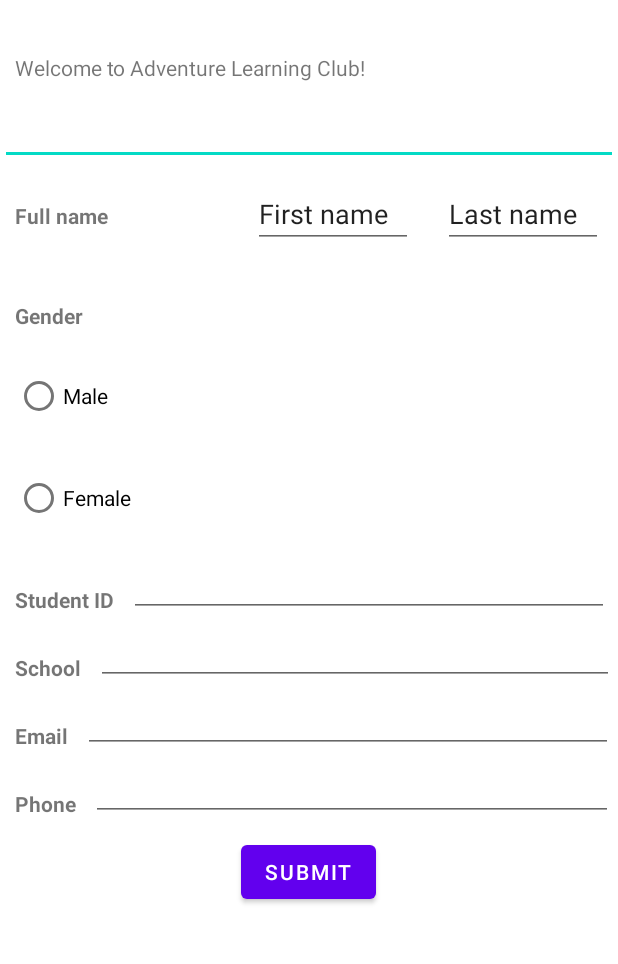
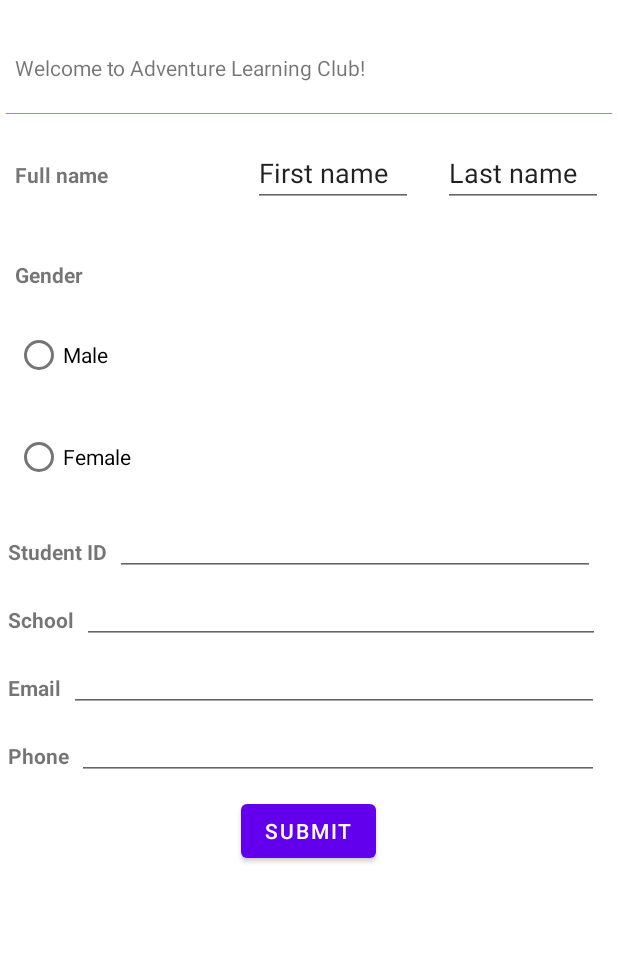
Before and after one commit to 20023837chloelau/L02_Registration_App_01, an Android app: the screen it shows after launch (MainActivity), on a phone screen of 412 x 824 dp, the part 166-1130 px from its top. Run offline under Robolectric (Android 15) with nearby library versions, the phone set to English and light mode, and no system bars.

```diff
--- a/app/src/main/res/layout/activity_main.xml
+++ b/app/src/main/res/layout/activity_main.xml
@@ -26,7 +26,7 @@
 
     <EditText
         android:layout_width="match_parent"
-        android:layout_height="wrap_content"
+        android:layout_height="18dp"
         android:gravity="center" />
 
     <LinearLayout
@@ -83,16 +83,16 @@
 
     <RadioButton
         android:id="@+id/radioButton1"
+        android:layout_width="wrap_content"
+        android:layout_height="wrap_content"
         android:layout_margin="10dp"
-        android:layout_width="82dp"
-        android:layout_height="wrap_content"
         android:text="Male" />
 
     <RadioButton
         android:id="@+id/radioButton2"
-        android:layout_margin="10dp"
         android:layout_width="wrap_content"
         android:layout_height="wrap_content"
+        android:layout_margin="10dp"
         android:text="Female" />
 
     <LinearLayout
@@ -102,9 +102,9 @@
         <TextView
             android:layout_width="wrap_content"
             android:layout_height="wrap_content"
-            android:layout_margin="10dp"
-            android:textStyle="bold"
-            android:text="@string/schID" />
+            android:layout_margin="5dp"
+            android:text="@string/schID"
+            android:textStyle="bold" />
 
         <EditText
             android:layout_width="320dp"
@@ -119,7 +119,7 @@
         <TextView
             android:layout_width="wrap_content"
             android:layout_height="wrap_content"
-            android:layout_margin="10dp"
+            android:layout_margin="5dp"
             android:textStyle="bold"
             android:text="@string/sch" />
 
@@ -137,7 +137,7 @@
             android:layout_width="wrap_content"
             android:layout_height="wrap_content"
             android:textStyle="bold"
-            android:layout_margin="10dp"
+            android:layout_margin="5dp"
             android:text="@string/email" />
 
         <EditText
@@ -154,7 +154,7 @@
             android:layout_width="wrap_content"
             android:layout_height="wrap_content"
             android:textStyle="bold"
-            android:layout_margin="10dp"
+            android:layout_margin="5dp"
             android:text="@string/num" />
 
         <EditText
```
